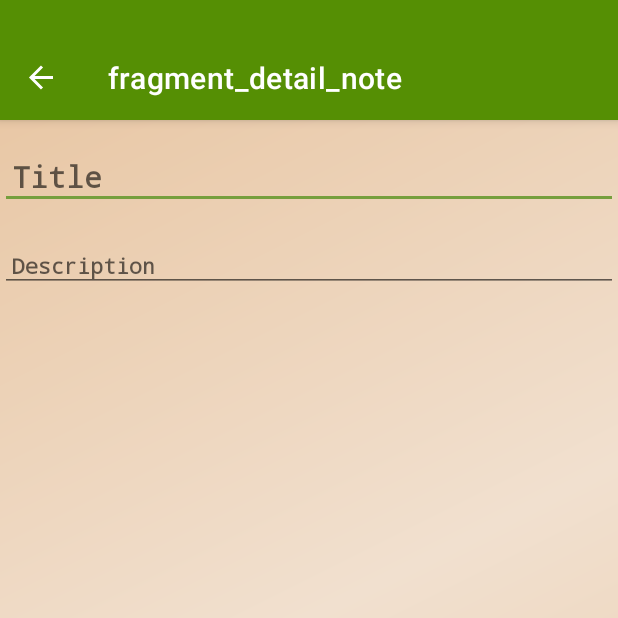
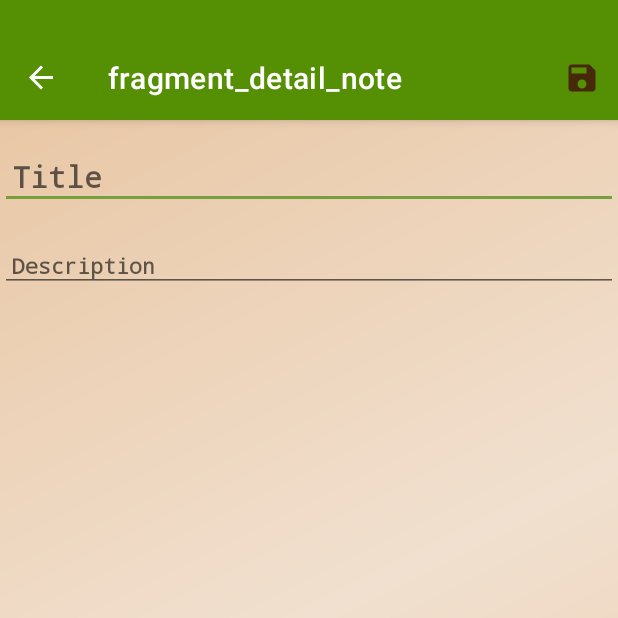
Before and after one commit to aily-hhh/Paws, an Android app: the VetPassportActivity screen opened directly, with no data from a screen before it, after a tap on an icon or button, on a phone screen of 412 x 824 dp, the top half of it. Run offline under Robolectric (Android 15) with nearby library versions, the phone set to English and light mode, and no system bars; our stand-ins replace Dagger/Hilt's generated code, Firebase (no records; nobody signed in at launch, a user with empty details on screens opened directly), navigation-ui; libraries missing offline, so code that uses them is left out: org.checkerframework.checker; 3 statements that could not run were skipped.

Commit message:
update
dehelmintization

```diff
--- a/app/src/main/java/com/hhh/paws/ui/petProfile/menu/notes/DetailNoteFragment.kt
+++ b/app/src/main/java/com/hhh/paws/ui/petProfile/menu/notes/DetailNoteFragment.kt
@@ -1,19 +1,20 @@
 package com.hhh.paws.ui.petProfile.menu.notes
 
+import android.annotation.SuppressLint
 import android.os.Bundle
+import android.view.*
+import android.widget.EditText
 import androidx.fragment.app.Fragment
-import android.view.LayoutInflater
-import android.view.View
-import android.view.ViewGroup
-import android.widget.EditText
-import android.widget.ImageView
 import androidx.fragment.app.viewModels
 import androidx.navigation.fragment.navArgs
 import com.hhh.paws.R
 import com.hhh.paws.database.model.Notes
 import com.hhh.paws.database.viewModel.NotesViewModel
 import com.hhh.paws.databinding.FragmentDetailNoteBinding
+import com.hhh.paws.util.UiState
 import dagger.hilt.android.AndroidEntryPoint
+import java.text.SimpleDateFormat
+import java.util.*
 
 
 @AndroidEntryPoint
@@ -26,9 +27,19 @@ class DetailNoteFragment : Fragment() {
     private val mBinding get() = _binding!!
 
     private var noteThis: Notes? = null
+    private lateinit var petName: String
 
     private val viewModelNotes by viewModels<NotesViewModel>()
     private val bundleArgs: DetailNoteFragmentArgs by navArgs()
+
+    private var calendar = Calendar.getInstance()
+    @SuppressLint("SimpleDateFormat")
+    private var dateFormat = SimpleDateFormat("dd.MM.yyyy ',' HH:mm")
+
+    override fun onCreate(savedInstanceState: Bundle?) {
+        super.onCreate(savedInstanceState)
+        setHasOptionsMenu(true)
+    }
 
     override fun onCreateView(
         inflater: LayoutInflater, container: ViewGroup?,
@@ -41,6 +52,7 @@ class DetailNoteFragment : Fragment() {
     override fun onViewCreated(view: View, savedInstanceState: Bundle?) {
         super.onViewCreated(view, savedInstanceState)
 
+        petName = "Котик"
         noteThis = bundleArgs.note
         titleNotesDetail = mBinding.titleNotesDetail
         descriptionNotesDetail = mBinding.descriptionNotesDetail
@@ -49,7 +61,48 @@ class DetailNoteFragment : Fragment() {
             titleNotesDetail.setText(noteThis!!.title.toString())
             descriptionNotesDetail.setText(noteThis!!.description.toString())
         }
+    }
+
+    override fun onCreateOptionsMenu(menu: Menu, inflater: MenuInflater) {
+        inflater.inflate(R.menu.toolbar_fragment_vetpassport, menu)
+    }
+
+    override fun onOptionsItemSelected(item: MenuItem): Boolean {
+        return when (item.itemId) {
+            R.id.action_save -> {
+                val newNote = Notes()
+                if (noteThis != null) {
+                    newNote.id = noteThis!!.id
+                } else {
+                    newNote.id = UUID.randomUUID().toString()
+                }
+                newNote.pinned = false
+                newNote.title = titleNotesDetail.text.toString().trim()
+                newNote.description = descriptionNotesDetail.text.toString().trim()
+                newNote.date = dateFormat.format(calendar.time)
 
 
+                viewModelNotes.update.observe(viewLifecycleOwner) {
+                    when (it) {
+                        is UiState.Loading -> {
+
+                        }
+                        is UiState.Success -> {
+
+                        }
+                        is UiState.Failure -> {
+
+                        }
+                        else -> {
+
+                        }
+                    }
+                }
+                viewModelNotes.updateNote(newNote, petName)
+
+                true
+            }
+            else -> super.onOptionsItemSelected(item)
+        }
     }
 }
--- a/app/src/main/res/drawable/ic_save.xml
+++ b/app/src/main/res/drawable/ic_save.xml
@@ -1,4 +1,4 @@
-<vector android:height="24dp" android:tint="#000000"
+<vector android:height="24dp" android:tint="@color/darkBrown"
     android:viewportHeight="24" android:viewportWidth="24"
     android:width="24dp" xmlns:android="http://schemas.android.com/apk/res/android">
     <path android:fillColor="@android:color/white" android:pathData="M17,3L5,3c-1.11,0 -2,0.9 -2,2v14c0,1.1 0.89,2 2,2h14c1.1,0 2,-0.9 2,-2L21,7l-4,-4zM12,19c-1.66,0 -3,-1.34 -3,-3s1.34,-3 3,-3 3,1.34 3,3 -1.34,3 -3,3zM15,9L5,9L5,5h10v4z"/>
--- /dev/null
+++ b/app/src/main/res/menu/toolbar_fragment_vetpassport.xml
@@ -0,0 +1,12 @@
+<?xml version="1.0" encoding="utf-8"?>
+<menu
+    xmlns:android="http://schemas.android.com/apk/res/android"
+    xmlns:app="http://schemas.android.com/apk/res-auto">
+
+    <item
+        android:id="@+id/action_save"
+        android:icon="@drawable/ic_save"
+        app:showAsAction="ifRoom"
+        android:title="@string/add" />
+
+</menu>
--- a/app/src/main/res/navigation/vet_passport_navigation.xml
+++ b/app/src/main/res/navigation/vet_passport_navigation.xml
@@ -54,6 +54,13 @@
         android:name="com.hhh.paws.ui.petProfile.menu.dehelmintization.DehelmintizationFragment"
         android:label="@string/menu_dehelmintization"
         tools:layout="@layout/fragment_dehelmintization">
+        <action
+            android:id="@+id/action_nav_dehelmintization_to_detailDehelmintizationFragment"
+            app:destination="@id/detailDehelmintizationFragment"
+            app:enterAnim="@anim/nav_default_enter_anim"
+            app:exitAnim="@anim/nav_default_exit_anim"
+            app:popEnterAnim="@anim/nav_default_pop_enter_anim"
+            app:popExitAnim="@anim/nav_default_pop_exit_anim" />
     </fragment>
     <fragment
         android:id="@+id/nav_reproduction"
@@ -91,5 +98,16 @@
             app:nullable="true"
             android:defaultValue="@null" />
     </fragment>
+    <fragment
+        android:id="@+id/detailDehelmintizationFragment"
+        android:name="com.hhh.paws.ui.petProfile.menu.dehelmintization.DetailDehelmintizationFragment"
+        android:label="fragment_detail_dehelmintization"
+        tools:layout="@layout/fragment_detail_dehelmintization" >
+        <argument
+            android:name="dehelmintization"
+            app:argType="com.hhh.paws.database.model.Dehelmintization"
+            app:nullable="true"
+            android:defaultValue="@null" />
+    </fragment>
 
 </navigation>
```
Also changed, not shown: app/src/main/java/com/hhh/paws/database/model/Dehelmintization.kt (+40 -1 lines), app/src/main/java/com/hhh/paws/database/viewModel/DehelmintizationViewModel.kt (+11 -3 lines), app/src/main/java/com/hhh/paws/ui/petProfile/menu/dehelmintization/DehelmintizationAdapter.java (added, +100 -0 lines), app/src/main/java/com/hhh/paws/ui/petProfile/menu/dehelmintization/DetailDehelmintizationFragment.kt (+63 -3 lines), app/src/main/java/com/hhh/paws/ui/petProfile/menu/notes/NotesFragment.kt (+5 -6 lines), app/src/main/res/layout/dehelmintization_item.xml (+31 -17 lines).
